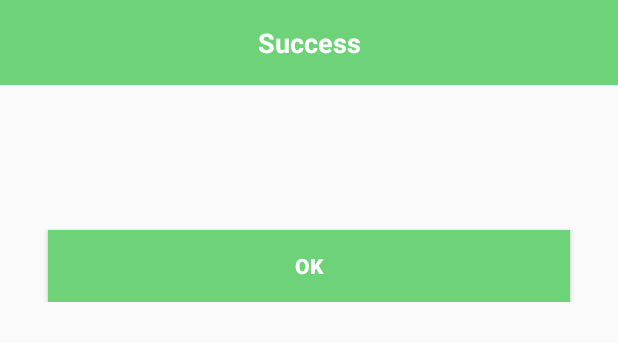
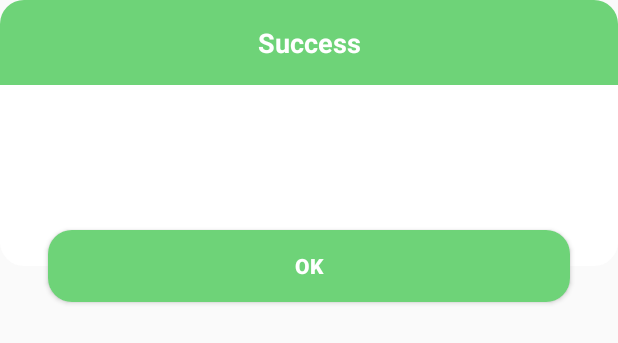
Before and after one commit to 6420startlife/DemoLayout, an Android app: the layout layout_success_dialog.xml on its own in the app's theme, with its tools: preview values and no code run, on a phone screen of 412 x 824 dp. Shown: the top 343 px of the screen. Run offline under Robolectric (Android 15) with nearby library versions, the phone set to English and light mode, and no system bars.

Commit message:
Beauty and Clean Dialog

```diff
--- a/app/src/main/java/com/ptithcm/thuan6420/basecleanarchitecture/ui/elements/activities/LoginActivity.java
+++ b/app/src/main/java/com/ptithcm/thuan6420/basecleanarchitecture/ui/elements/activities/LoginActivity.java
@@ -1,10 +1,10 @@
 package com.ptithcm.thuan6420.basecleanarchitecture.ui.elements.activities;
+
+import android.os.Bundle;
 
 import androidx.appcompat.app.AppCompatActivity;
 import androidx.navigation.NavController;
 import androidx.navigation.Navigation;
-
-import android.os.Bundle;
 
 import com.ptithcm.thuan6420.basecleanarchitecture.R;
 import com.ptithcm.thuan6420.basecleanarchitecture.databinding.ActivityLoginBinding;
--- /dev/null
+++ b/app/src/main/java/com/ptithcm/thuan6420/basecleanarchitecture/ui/elements/dialogs/IClickOnButtonDialogListener.java
@@ -0,0 +1,5 @@
+package com.ptithcm.thuan6420.basecleanarchitecture.ui.elements.dialogs;
+
+public interface IClickOnButtonDialogListener {
+    void clickOnButtonDialog(int id);
+}
--- /dev/null
+++ b/app/src/main/res/drawable/button_bg_success_color.xml
@@ -0,0 +1,21 @@
+<?xml version="1.0" encoding="utf-8"?>
+<selector xmlns:android="http://schemas.android.com/apk/res/android">
+    <item android:state_pressed="true">
+        <shape android:shape="rectangle">
+            <corners android:radius="16dp"/>
+            <solid android:color="@color/red"/>
+        </shape>
+    </item>
+    <item android:state_enabled="true">
+        <shape android:shape="rectangle">
+            <corners android:radius="16dp"/>
+            <solid android:color="@color/bg_success_color"/>
+        </shape>
+    </item>
+    <item android:state_enabled="false">
+        <shape android:shape="rectangle">
+            <corners android:radius="16dp"/>
+            <solid android:color="@color/bali_hai"/>
+        </shape>
+    </item>
+</selector>
--- /dev/null
+++ b/app/src/main/res/drawable/layout_bg_dialog.xml
@@ -0,0 +1,5 @@
+<?xml version="1.0" encoding="utf-8"?>
+<shape xmlns:android="http://schemas.android.com/apk/res/android">
+    <solid android:color="@color/white"/>
+    <corners android:radius="16dp"/>
+</shape>
--- /dev/null
+++ b/app/src/main/res/drawable/layout_bg_message_dialog.xml
@@ -0,0 +1,5 @@
+<?xml version="1.0" encoding="utf-8"?>
+<shape xmlns:android="http://schemas.android.com/apk/res/android">
+    <solid android:color="@color/white"/>
+    <corners android:bottomLeftRadius="16dp" android:bottomRightRadius="16dp"/>
+</shape>
--- /dev/null
+++ b/app/src/main/res/drawable/layout_bg_title_error_dialog.xml
@@ -0,0 +1,5 @@
+<?xml version="1.0" encoding="utf-8"?>
+<shape xmlns:android="http://schemas.android.com/apk/res/android">
+    <solid android:color="@color/red"/>
+    <corners android:topLeftRadius="16dp" android:topRightRadius="16dp"/>
+</shape>
--- /dev/null
+++ b/app/src/main/res/drawable/layout_bg_title_success_dialog.xml
@@ -0,0 +1,5 @@
+<?xml version="1.0" encoding="utf-8"?>
+<shape xmlns:android="http://schemas.android.com/apk/res/android">
+    <solid android:color="@color/bg_success_color"/>
+    <corners android:topLeftRadius="16dp" android:topRightRadius="16dp"/>
+</shape>
--- a/app/src/main/res/layout/layout_success_dialog.xml
+++ b/app/src/main/res/layout/layout_success_dialog.xml
@@ -5,19 +5,11 @@
     android:layout_width="match_parent"
     android:layout_height="match_parent">
 
-    <androidx.constraintlayout.widget.ConstraintLayout
-        android:id="@+id/layoutSuccessDialog"
-        android:layout_width="match_parent"
-        android:layout_height="wrap_content"
-        app:layout_constraintEnd_toEndOf="parent"
-        app:layout_constraintStart_toStartOf="parent"
-        app:layout_constraintTop_toTopOf="parent">
-
     <TextView
         android:id="@+id/textView"
         android:layout_width="match_parent"
         android:layout_height="wrap_content"
-            android:background="#6ED378"
+        android:background="@drawable/layout_bg_title_success_dialog"
         android:padding="16dp"
         android:text="Success"
         android:textAlignment="center"
@@ -32,6 +24,7 @@
         android:id="@+id/tvSuccessMessage"
         android:layout_width="match_parent"
         android:layout_height="wrap_content"
+        android:background="@drawable/layout_bg_message_dialog"
         android:padding="48dp"
         android:text=""
         android:textAlignment="center"
@@ -42,16 +35,19 @@
 
     <Button
         android:id="@+id/btnSuccess"
-            android:layout_width="match_parent"
+        android:layout_width="0dp"
         android:layout_height="wrap_content"
-            android:layout_marginHorizontal="32dp"
-            android:background="#6ED378"
+        android:layout_marginStart="32dp"
+        android:layout_marginEnd="32dp"
+        android:background="@drawable/button_bg_success_color"
         android:text="Ok"
         android:textAlignment="center"
         android:textColor="@color/white"
         android:textSize="14sp"
         android:textStyle="bold"
         app:layout_constraintBottom_toBottomOf="@+id/tvSuccessMessage"
+        app:layout_constraintEnd_toEndOf="parent"
+        app:layout_constraintStart_toStartOf="parent"
         app:layout_constraintTop_toBottomOf="@+id/tvSuccessMessage" />
+
 </androidx.constraintlayout.widget.ConstraintLayout>
-</androidx.constraintlayout.widget.ConstraintLayout>
--- a/app/src/main/res/values/colors.xml
+++ b/app/src/main/res/values/colors.xml
@@ -13,5 +13,6 @@
     <color name="blue_ribbon">#0565fa</color>
     <color name="bali_hai">#7f99ab</color>
     <color name="red">#f51113</color>
+    <color name="bg_success_color">#6ED378</color>
 
 </resources>
```
Also changed, not shown: app/src/main/java/com/ptithcm/thuan6420/basecleanarchitecture/ui/elements/activities/MainActivity.java (+6 -3 lines), app/src/main/java/com/ptithcm/thuan6420/basecleanarchitecture/ui/elements/dialogs/ErrorDialog.java (added, +51 -0 lines), app/src/main/java/com/ptithcm/thuan6420/basecleanarchitecture/ui/elements/dialogs/SuccessDialog.java (added, +51 -0 lines), app/src/main/java/com/ptithcm/thuan6420/basecleanarchitecture/ui/elements/fragments/LoginFragment.java (+32 -26 lines), app/src/main/java/com/ptithcm/thuan6420/basecleanarchitecture/ui/elements/fragments/RegisterFragment.java (+20 -16 lines), app/src/main/res/drawable/button_bg_error_color.xml (added, +21 -0 lines), app/src/main/res/layout/activity_main.xml (+8 -0 lines), app/src/main/res/layout/layout_error_dialog.xml (+10 -14 lines). Lines whose indentation alone changed are shown as unchanged.
